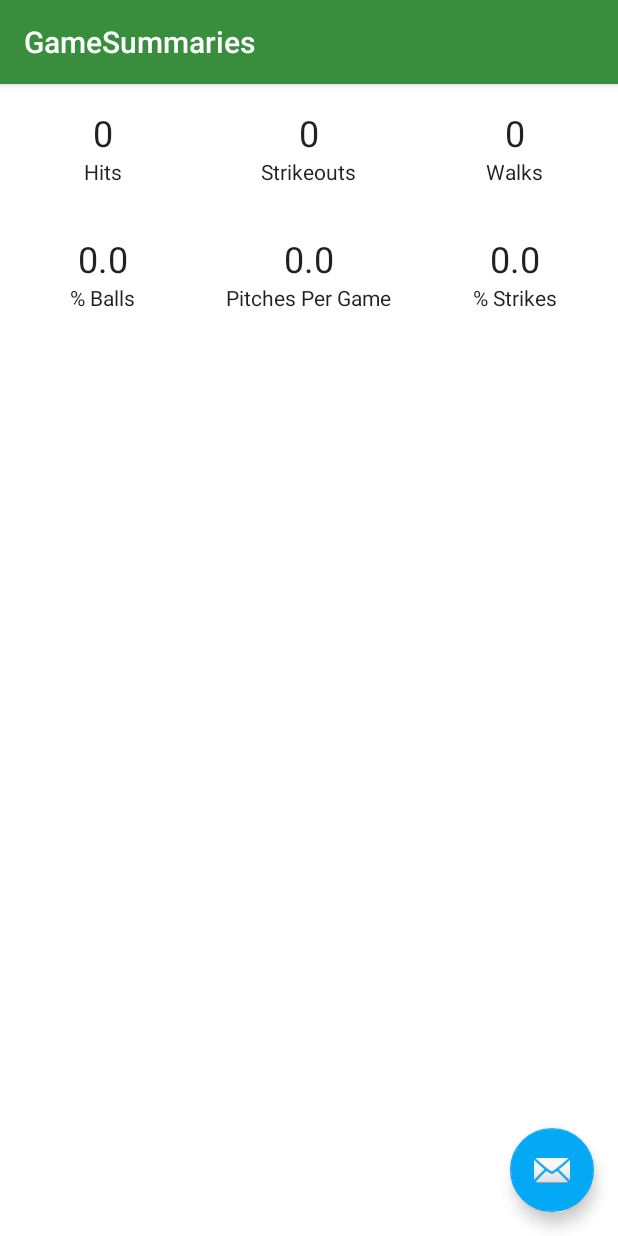
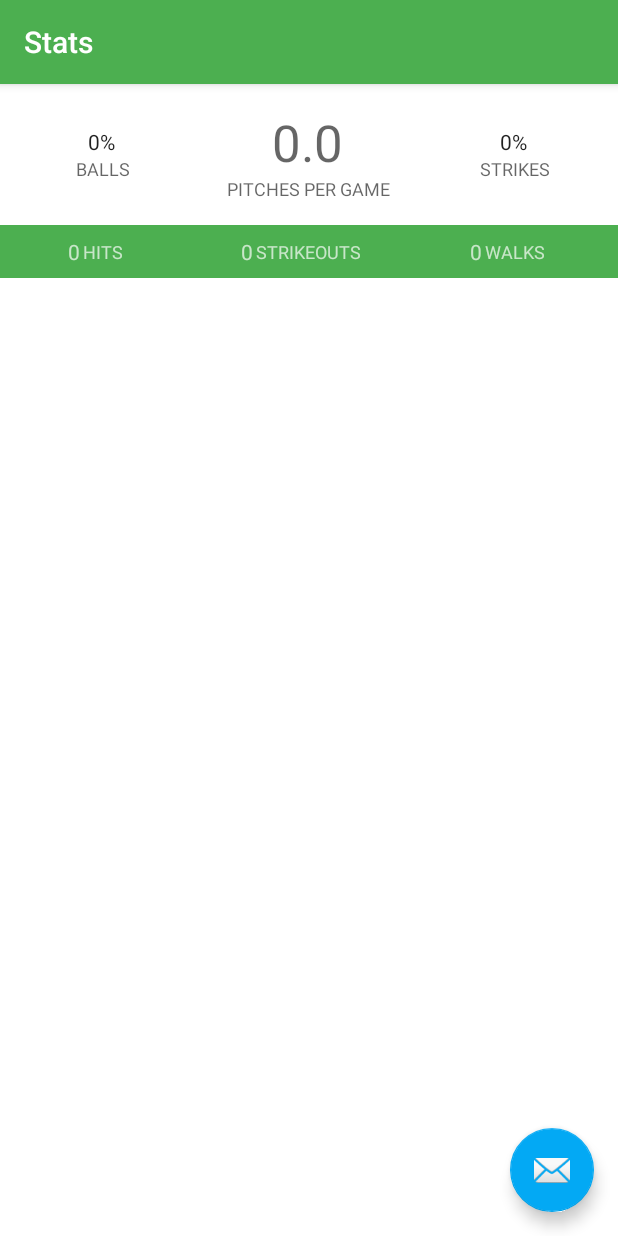
Before and after one commit to akodiakson/Capstone-Project, an Android app: the GameSummaryListActivity screen opened directly, with no data from a screen before it, on a phone screen of 412 x 824 dp. Run offline under Robolectric (Android 15) with nearby library versions, the phone set to English and light mode, and no system bars; 1 statement that could not run was skipped.

Commit message:
-- Show calculated season total stats

```diff
--- a/app/src/main/java/com/akodiakson/pitchcounter/adapter/GameSummaryAdapter.java
+++ b/app/src/main/java/com/akodiakson/pitchcounter/adapter/GameSummaryAdapter.java
@@ -21,6 +21,7 @@ import com.akodiakson.pitchcounter.model.SummaryItemTO;
 import com.akodiakson.pitchcounter.model.SummaryItemType;
 
 import java.lang.ref.WeakReference;
+import java.text.DecimalFormat;
 import java.util.List;
 
 /**
@@ -83,9 +84,9 @@ public class GameSummaryAdapter extends RecyclerView.Adapter<RecyclerView.ViewHo
     private void bindAverages(SeasonAveragesViewHolder holder, int position) {
         SummaryItemTO summaryItemTO = mValues.get(position);
         SeasonStatsTO data = (SeasonStatsTO) summaryItemTO.getData();
-        holder.getFirst().setText(String.valueOf(data.calculatePercentBalls()));
+        holder.getFirst().setText(DecimalFormat.getPercentInstance().format(data.calculatePercentBalls()));
         holder.getSecond().setText(String.valueOf(data.calculateAveragePitchesPerGame()));
-        holder.getThird().setText(String.valueOf(data.calculatePercentStrikes()));
+        holder.getThird().setText(DecimalFormat.getPercentInstance().format(data.calculatePercentStrikes()));
     }
 
     private void bindTotals(SeasonTotalsViewHolder holder, int position) {
--- a/app/src/main/java/com/akodiakson/pitchcounter/util/GameSummaryPopulator.java
+++ b/app/src/main/java/com/akodiakson/pitchcounter/util/GameSummaryPopulator.java
@@ -16,13 +16,14 @@ public class GameSummaryPopulator {
     public static List<SummaryItemTO> populate(List<Game> gameSummaries, SeasonStatsTO seasonStats){
         List<SummaryItemTO> summaryViewItems = new ArrayList<>();
 
+        SummaryItemTO averagesItem = new SummaryItemTO(SummaryItemType.AVERAGE);
+        averagesItem.setData(seasonStats);
+        summaryViewItems.add(averagesItem);
+
         SummaryItemTO totalsItem = new SummaryItemTO(SummaryItemType.SEASON);
         totalsItem.setData(seasonStats);
         summaryViewItems.add(totalsItem);
 
-        SummaryItemTO averagesItem = new SummaryItemTO(SummaryItemType.AVERAGE);
-        averagesItem.setData(seasonStats);
-        summaryViewItems.add(averagesItem);
 
         for (Game gameSummary : gameSummaries) {
             SummaryItemTO object = new SummaryItemTO(SummaryItemType.GAME);
--- a/app/src/main/res/layout/layout_summaries_season_averages.xml
+++ b/app/src/main/res/layout/layout_summaries_season_averages.xml
@@ -9,20 +9,20 @@
 
     <LinearLayout
         android:layout_width="0dp"
-        android:layout_height="wrap_content"
+        android:layout_height="match_parent"
         android:layout_weight="1"
         android:gravity="center"
         android:orientation="vertical">
 
         <TextView
             android:id="@+id/season_average_balls"
-            style="@style/SeasonTotalsValue"
+            style="@style/SeasonAveragesValue"
             android:layout_width="wrap_content"
             android:layout_height="wrap_content"
             tools:text="@string/game_entry_numeric_default_value" />
 
         <TextView
-            style="@style/SeasonTotalsLabel"
+            style="@style/SeasonAveragesLabel"
             android:layout_width="wrap_content"
             android:layout_height="wrap_content"
             android:text="@string/averages_balls_label" />
@@ -38,13 +38,13 @@
 
         <TextView
             android:id="@+id/season_average_pitches"
-            style="@style/SeasonTotalsValue"
+            style="@style/SeasonAveragesCenterValue"
             android:layout_width="wrap_content"
             android:layout_height="wrap_content"
             tools:text="@string/game_entry_numeric_default_value" />
 
         <TextView
-            style="@style/SeasonTotalsLabel"
+            style="@style/SeasonAveragesLabel"
             android:layout_width="wrap_content"
             android:layout_height="wrap_content"
             android:text="@string/averages_pitches_per_game" />
@@ -53,20 +53,20 @@
 
     <LinearLayout
         android:layout_width="0dp"
-        android:layout_height="wrap_content"
+        android:layout_height="match_parent"
         android:layout_weight="1"
         android:gravity="center"
         android:orientation="vertical">
 
         <TextView
             android:id="@+id/season_average_strikes"
-            style="@style/SeasonTotalsValue"
+            style="@style/SeasonAveragesValue"
             android:layout_width="wrap_content"
             android:layout_height="wrap_content"
             tools:text="@string/game_entry_numeric_default_value" />
 
         <TextView
-            style="@style/SeasonTotalsLabel"
+            style="@style/SeasonAveragesLabel"
             android:layout_width="wrap_content"
             android:layout_height="wrap_content"
             android:text="@string/averages_strikes_label" />
--- a/app/src/main/res/layout/layout_summaries_season_totals.xml
+++ b/app/src/main/res/layout/layout_summaries_season_totals.xml
@@ -3,15 +3,15 @@
     xmlns:tools="http://schemas.android.com/tools"
     android:layout_width="match_parent"
     android:layout_height="wrap_content"
+    android:background="@color/colorPrimary"
     android:orientation="horizontal"
-    android:paddingTop="@dimen/summary_vertical_padding"
-    android:paddingBottom="@dimen/summary_vertical_padding">
+    android:paddingBottom="@dimen/summary_averages_vertical_padding"
+    android:paddingTop="@dimen/summary_averages_vertical_padding">
 
-    <LinearLayout
+    <RelativeLayout
         android:layout_width="0dp"
         android:layout_height="wrap_content"
         android:layout_weight="1"
-        android:gravity="center"
         android:orientation="vertical">
 
         <TextView
@@ -19,21 +19,24 @@
             style="@style/SeasonTotalsValue"
             android:layout_width="wrap_content"
             android:layout_height="wrap_content"
+            android:layout_toLeftOf="@+id/hits_label"
+            android:layout_toStartOf="@+id/hits_label"
             tools:text="@string/game_entry_numeric_default_value" />
 
         <TextView
+            android:id="@+id/hits_label"
             style="@style/SeasonTotalsLabel"
             android:layout_width="wrap_content"
             android:layout_height="wrap_content"
+            android:layout_centerInParent="true"
             android:text="@string/summaries_hit_label" />
 
-    </LinearLayout>
+    </RelativeLayout>
 
-    <LinearLayout
+    <RelativeLayout
         android:layout_width="0dp"
         android:layout_height="wrap_content"
         android:layout_weight="1"
-        android:gravity="center"
         android:orientation="vertical">
 
         <TextView
@@ -41,21 +44,24 @@
             style="@style/SeasonTotalsValue"
             android:layout_width="wrap_content"
             android:layout_height="wrap_content"
+            android:layout_toLeftOf="@+id/strikeouts_label"
+            android:layout_toStartOf="@+id/strikeouts_label"
             tools:text="@string/game_entry_numeric_default_value" />
 
         <TextView
+            android:id="@+id/strikeouts_label"
             style="@style/SeasonTotalsLabel"
             android:layout_width="wrap_content"
             android:layout_height="wrap_content"
+            android:layout_centerInParent="true"
             android:text="@string/summaries_strikeout_label" />
 
-    </LinearLayout>
+    </RelativeLayout>
 
-    <LinearLayout
+    <RelativeLayout
         android:layout_width="0dp"
         android:layout_height="wrap_content"
         android:layout_weight="1"
-        android:gravity="center"
         android:orientation="vertical">
 
         <TextView
@@ -63,14 +69,18 @@
             style="@style/SeasonTotalsValue"
             android:layout_width="wrap_content"
             android:layout_height="wrap_content"
+            android:layout_toLeftOf="@+id/walks_label"
+            android:layout_toStartOf="@+id/walks_label"
             tools:text="@string/game_entry_numeric_default_value" />
 
         <TextView
+            android:id="@+id/walks_label"
             style="@style/SeasonTotalsLabel"
             android:layout_width="wrap_content"
             android:layout_height="wrap_content"
+            android:layout_centerInParent="true"
             android:text="@string/summaries_walk_label" />
 
-    </LinearLayout>
+    </RelativeLayout>
 
 </LinearLayout>
--- a/app/src/main/res/menu/menu_game_entry.xml
+++ b/app/src/main/res/menu/menu_game_entry.xml
@@ -1,6 +1,11 @@
 <?xml version="1.0" encoding="utf-8"?>
 <menu xmlns:android="http://schemas.android.com/apk/res/android"
     xmlns:app="http://schemas.android.com/apk/res-auto">
+    <item
+        android:id="@+id/menu_item_history_undo"
+        android:title="@string/game_entry_undo_menu_item"
+        android:icon="@drawable/ic_undo_black_24dp"
+        app:showAsAction="always" />
     <item
         android:id="@+id/menu_item_history_master"
         android:title="@string/game_entry_history_menu_item"
--- a/app/src/main/res/values/colors.xml
+++ b/app/src/main/res/values/colors.xml
@@ -1,7 +1,7 @@
 <?xml version="1.0" encoding="utf-8"?>
 <resources>
-    <color name="colorPrimary">#388E3C</color>
-    <color name="colorPrimaryDark">#4CAF50</color>
+    <color name="colorPrimary">#4CAF50</color>
+    <color name="colorPrimaryDark">#388E3C</color>
     <color name="colorAccent">#03A9F4</color>
     <color name="appWindowBackground">#C8E6C9</color>
     <color name="game_entry_card_color">#FFFFFF</color>
--- a/app/src/main/res/values/dimens.xml
+++ b/app/src/main/res/values/dimens.xml
@@ -11,6 +11,12 @@
     <dimen name="text_margin">16dp</dimen>
     <dimen name="game_summary_row_min_height">56dp</dimen>
     <dimen name="game_summary_row_date_left_margin">64dp</dimen>
+
     <dimen name="summary_vertical_padding">16dp</dimen>
+    <dimen name="summary_averages_vertical_padding">8dp</dimen>
+    <dimen name="button_container_elevation_top">2dp</dimen>
+    <dimen name="button_container_elevation_bottom">16dp</dimen>
+
+    <dimen name="bottom_container_height">112dp</dimen>
 
 </resources>
--- a/app/src/main/res/values/strings.xml
+++ b/app/src/main/res/values/strings.xml
@@ -18,9 +18,10 @@
     <string name="summaries_strikeout_label">Strikeouts</string>
 
     <string name="game_entry_history_menu_item">History</string>
-    <string name="title_gamesummary_list">GameSummaries</string>
+    <string name="title_gamesummary_list">Stats</string>
     <string name="title_gamesummary_detail">GameSummary Detail</string>
-    <string name="averages_balls_label">% Balls</string>
+    <string name="averages_balls_label">Balls</string>
     <string name="averages_pitches_per_game">Pitches Per Game</string>
-    <string name="averages_strikes_label">% Strikes</string>
+    <string name="averages_strikes_label">Strikes</string>
+    <string name="game_entry_undo_menu_item">Undo</string>
 </resources>
--- a/app/src/main/res/values/styles.xml
+++ b/app/src/main/res/values/styles.xml
@@ -24,18 +24,40 @@
     <style name="ButtonLabelTextStyle" parent="TextAppearance.AppCompat.Widget.Button">
 
     </style>
+    <style name="ButtonValueTextStyle">
+        <item name="android:textColor">@color/colorPrimary</item>
+        <item name="android:paddingEnd">2dp</item>
+        <item name="android:paddingRight">2dp</item>
+    </style>
 
     <style name="PitchCountHeroTextStyle" parent="TextAppearance.AppCompat.Display4">
+        <item name="android:textColor">@color/colorPrimary</item>
+    </style>
+
+    <style name="SeasonTotalsValue" parent="TextAppearance.AppCompat.Body1">
+        <item name="android:paddingRight">2dp</item>
+        <item name="android:paddingEnd">2dp</item>
+        <item name="android:textColor">@color/appWindowBackground</item>
+    </style>
+    <style name="SeasonAveragesValue" parent="TextAppearance.AppCompat.Body1">
+        <item name="android:paddingRight">2dp</item>
+        <item name="android:paddingEnd">2dp</item>
+    </style>
+    <style name="SeasonAveragesCenterValue" parent="TextAppearance.AppCompat.Display1">
+        <item name="android:paddingRight">2dp</item>
+        <item name="android:paddingEnd">2dp</item>
+    </style>
+
+    <style name="SeasonTotalsLabel" parent="TextAppearance.AppCompat.Caption">
+        <item name="android:textAllCaps">true</item>
+        <item name="android:textColor">@color/appWindowBackground</item>
 
     </style>
 
-    <style name="SeasonTotalsValue" parent="TextAppearance.AppCompat.Headline">
+    <style name="SeasonAveragesLabel" parent="TextAppearance.AppCompat.Caption">
+        <item name="android:textAllCaps">true</item>
 
     </style>
-    <style name="SeasonTotalsLabel" parent="TextAppearance.AppCompat.Body1">
-
-    </style>
-
     <style name="AppTheme.NoActionBar">
         <item name="windowActionBar">false</item>
         <item name="windowNoTitle">true</item>
```
Also changed, not shown: app/src/main/java/com/akodiakson/pitchcounter/fragment/GameFragment.java (+34 -2 lines), app/src/main/java/com/akodiakson/pitchcounter/model/UserAction.java (added, +8 -0 lines), app/src/main/res/drawable/ic_undo_black_24dp.xml (added, +9 -0 lines), app/src/main/res/layout/fragment_game.xml (+85 -57 lines), app/src/main/res/layout/gamesummary_list_content.xml (+5 -5 lines).
